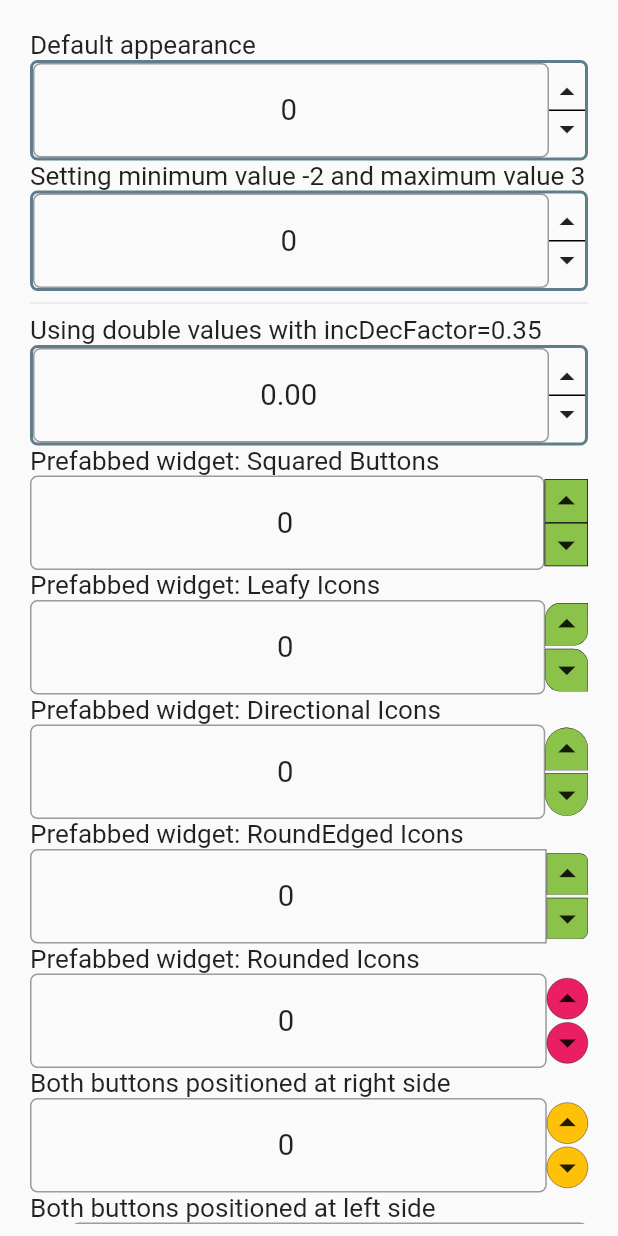
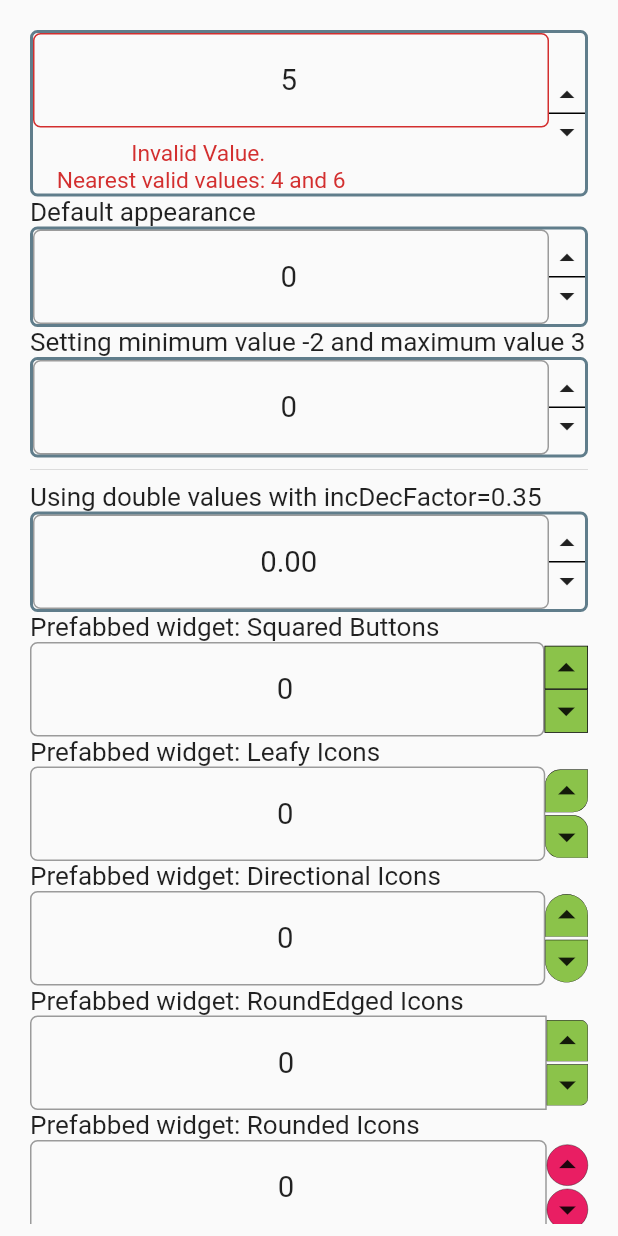
Before and after one commit to Abhilash-Chandran/number_inc_dec, a Flutter app: the screen it shows after launch, on a phone screen of 412 x 824 dp. Run offline on Flutter 3.47's test engine with Material 2 defaults, Android fonts, the phone set to English and light mode, and no system bars.

```diff
--- a/example/lib/main.dart
+++ b/example/lib/main.dart
@@ -28,6 +28,19 @@ class MyApp extends StatelessWidget {
                 padding: EdgeInsets.all(12),
                 // mainAxisAlignment: MainAxisAlignment.center,
                 children: [
+                  NumberInputWithIncrementDecrement(
+                    key: Key("testInput"),
+                    controller: TextEditingController(),
+                    isInt: true,
+                    incDecFactor: 2,
+                    min: 4,
+                    max: 8,
+                    enableMinMaxClamping: true,
+                    initialValue: 5,
+                    onSubmitted: (newValue) {
+                      print(newValue);
+                    },
+                  ),
                   Text('Default appearance'),
                   Example1(),
                   Text('Setting minimum value -2 and maximum value 3'),
--- a/lib/src/number_increment_decrement.dart
+++ b/lib/src/number_increment_decrement.dart
@@ -249,12 +249,12 @@ class _NumberInputWithIncrementDecrementState
   void _onChanged(String newValue) {
     _debounceTimer?.cancel();
     _debounceTimer = Timer(Duration(milliseconds: 750), () {
-      var parsedAndClamped =
-          _clampAndUpdate(_tryParse(newValue), widget.enableMinMaxClamping);
-      if (widget.onChanged != null &&
-          parsedAndClamped != null &&
-          _formFieldKey.currentState.isValid) {
-        widget.onChanged(parsedAndClamped);
+      if (newValue != null && _defaultValidator(newValue) == null) {
+        var parsedAndClamped =
+            _clampAndUpdate(_tryParse(newValue), widget.enableMinMaxClamping);
+        if (widget.onChanged != null && parsedAndClamped != null) {
+          widget.onChanged(parsedAndClamped);
+        }
       }
     });
   }
@@ -306,12 +306,12 @@ class _NumberInputWithIncrementDecrementState
       if (candidate2.isInfinite ||
           candidate2 < widget.min ||
           candidate2 > widget.max) {
-        return 'Invalid Value.\n The nearest valid value is ${numToString(candidate1)}';
+        return 'Invalid Value.\n Nearest valid value: ${numToString(candidate1)}';
       }
       if (candidate1 < candidate2) {
-        return 'Invalid Value.\n Two nearest valid values: ${numToString(candidate1)} and ${numToString(candidate2)}';
+        return 'Invalid Value.\n Nearest valid values: ${numToString(candidate1)} and ${numToString(candidate2)}';
       }
-      return 'Invalid Value.\n Two nearest valid values: ${numToString(candidate2)} and ${numToString(candidate1)}';
+      return 'Invalid Value.\n Nearest valid values: ${numToString(candidate2)} and ${numToString(candidate1)}';
     }
     return null;
   }
@@ -533,7 +533,9 @@ class _NumberInputWithIncrementDecrementState
 
   num _clampAndUpdate(var currentValue, bool clamp) {
     // Perform clamping only if explicitly enabled.
-    currentValue = clamp ? _clamByStep(currentValue) : currentValue;
+    currentValue = clamp && currentValue != null
+        ? _clamByStep(currentValue)
+        : currentValue;
     // Covert the number to string and apply fraction restriction if necessary.
     // Also handles null cases when the parsing fails.
     var currentValAsStr = numToString(currentValue);
```
Also changed, not shown: example/pubspec.lock, pubspec.lock, 1 other file.
